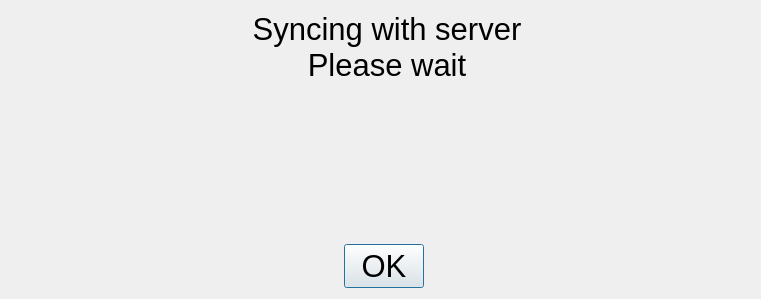
NathanW2/qmap, file src/syncing/ui_sync.ui: the form before one commit.
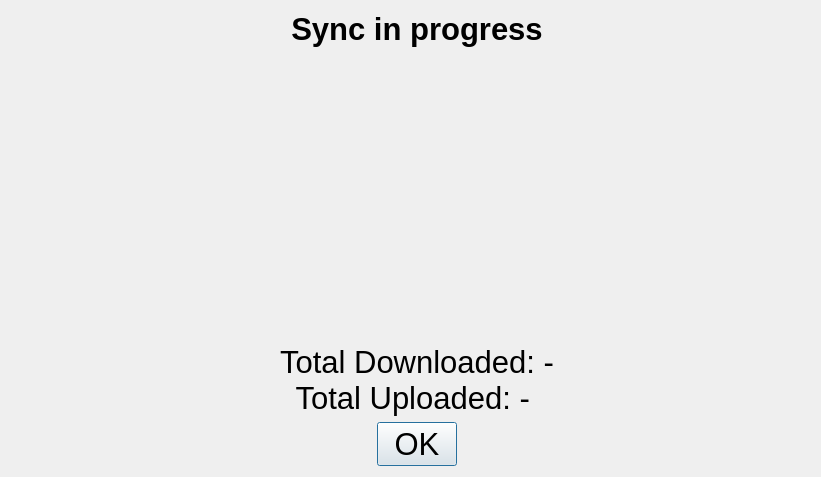
The form after the commit. Icons and pictures are not drawn.

```diff
--- a/src/syncing/ui_sync.ui
+++ b/src/syncing/ui_sync.ui
@@ -6,8 +6,8 @@
    <rect>
     <x>0</x>
     <y>0</y>
-    <width>761</width>
-    <height>299</height>
+    <width>821</width>
+    <height>477</height>
    </rect>
   </property>
   <property name="sizePolicy">
@@ -27,51 +27,7 @@
 </string>
   </property>
   <layout class="QGridLayout" name="gridLayout">
-   <item row="0" column="0" rowspan="4">
-    <widget class="QLabel" name="label">
-     <property name="maximumSize">
-      <size>
-       <width>200</width>
-       <height>200</height>
-      </size>
-     </property>
-     <property name="text">
-      <string/>
-     </property>
-     <property name="pixmap">
-      <pixmap resource="resources.qrc">:/syncing/sync</pixmap>
-     </property>
-     <property name="scaledContents">
-      <bool>true</bool>
-     </property>
-    </widget>
-   </item>
-   <item row="1" column="1" colspan="2">
-    <widget class="QLabel" name="updatestatus">
-     <property name="font">
-      <font>
-       <family>Tahoma</family>
-       <pointsize>23</pointsize>
-       <weight>9</weight>
-       <italic>false</italic>
-       <bold>false</bold>
-      </font>
-     </property>
-     <property name="styleSheet">
-      <string notr="true"/>
-     </property>
-     <property name="text">
-      <string/>
-     </property>
-     <property name="alignment">
-      <set>Qt::AlignCenter</set>
-     </property>
-     <property name="wordWrap">
-      <bool>true</bool>
-     </property>
-    </widget>
-   </item>
-   <item row="6" column="1">
+   <item row="6" column="1" colspan="2">
     <widget class="QDialogButtonBox" name="buttonBox">
      <property name="sizePolicy">
       <sizepolicy hsizetype="Expanding" vsizetype="Fixed">
@@ -83,7 +39,7 @@
       <font>
        <family>Tahoma</family>
        <pointsize>23</pointsize>
-       <weight>9</weight>
+       <weight>50</weight>
        <italic>false</italic>
        <bold>false</bold>
       </font>
@@ -108,17 +64,16 @@
       <font>
        <family>Tahoma</family>
        <pointsize>23</pointsize>
-       <weight>9</weight>
+       <weight>75</weight>
        <italic>false</italic>
-       <bold>false</bold>
+       <bold>true</bold>
       </font>
      </property>
      <property name="styleSheet">
       <string notr="true"/>
      </property>
      <property name="text">
-      <string>Syncing with server
-Please wait</string>
+      <string>Sync in progress</string>
      </property>
      <property name="alignment">
       <set>Qt::AlignCenter</set>
@@ -128,16 +83,76 @@
      </property>
     </widget>
    </item>
-   <item row="2" column="1" rowspan="2">
+   <item row="2" column="1" rowspan="2" colspan="2">
     <widget class="QLabel" name="statusLabel">
+     <property name="font">
+      <font>
+       <family>Tahoma</family>
+       <pointsize>23</pointsize>
+      </font>
+     </property>
      <property name="text">
-      <string/>
+      <string>Total Downloaded: - 
+Total Uploaded: - </string>
      </property>
      <property name="alignment">
       <set>Qt::AlignCenter</set>
      </property>
     </widget>
    </item>
+   <item row="0" column="0" rowspan="4">
+    <widget class="QLabel" name="label">
+     <property name="maximumSize">
+      <size>
+       <width>200</width>
+       <height>200</height>
+      </size>
+     </property>
+     <property name="text">
+      <string/>
+     </property>
+     <property name="pixmap">
+      <pixmap resource="resources.qrc">:/syncing/sync</pixmap>
+     </property>
+     <property name="scaledContents">
+      <bool>true</bool>
+     </property>
+    </widget>
+   </item>
+   <item row="1" column="1">
+    <widget class="QTextEdit" name="updatestatus">
+     <property name="font">
+      <font>
+       <family>Tahoma</family>
+       <pointsize>20</pointsize>
+       <weight>50</weight>
+       <bold>false</bold>
+      </font>
+     </property>
+     <property name="styleSheet">
+      <string notr="true">background-color: rgba(255, 255, 255, 0);</string>
+     </property>
+     <property name="frameShape">
+      <enum>QFrame::NoFrame</enum>
+     </property>
+     <property name="documentTitle">
+      <string/>
+     </property>
+     <property name="readOnly">
+      <bool>true</bool>
+     </property>
+     <property name="html">
+      <string>&lt;!DOCTYPE HTML PUBLIC &quot;-//W3C//DTD HTML 4.0//EN&quot; &quot;http://www.w3.org/TR/REC-html40/strict.dtd&quot;&gt;
+&lt;html&gt;&lt;head&gt;&lt;meta name=&quot;qrichtext&quot; content=&quot;1&quot; /&gt;&lt;style type=&quot;text/css&quot;&gt;
+p, li { white-space: pre-wrap; }
+&lt;/style&gt;&lt;/head&gt;&lt;body style=&quot; font-family:'Tahoma'; font-size:20pt; font-weight:400; font-style:normal;&quot;&gt;
+&lt;p style=&quot;-qt-paragraph-type:empty; margin-top:0px; margin-bottom:0px; margin-left:0px; margin-right:0px; -qt-block-indent:0; text-indent:0px; font-size:12pt;&quot;&gt;&lt;/p&gt;&lt;/body&gt;&lt;/html&gt;</string>
+     </property>
+     <property name="textInteractionFlags">
+      <set>Qt::NoTextInteraction</set>
+     </property>
+    </widget>
+   </item>
   </layout>
  </widget>
  <resources>
```
Left out of the diff: 5 changed lines with no effect on the pictures.
